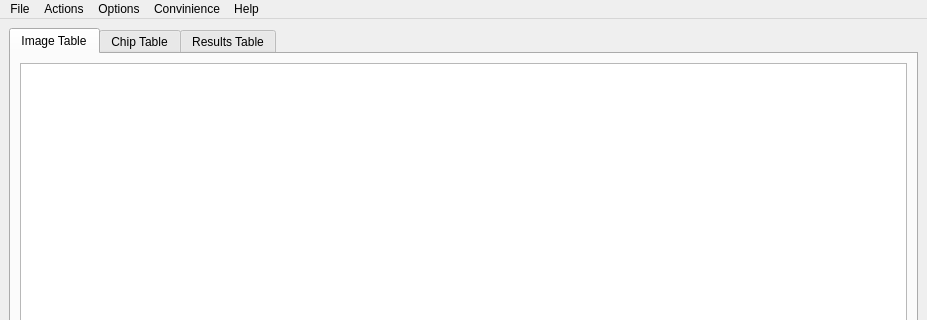
This is front/MainSkel.ui in Erotemic/hotspotter as Qt 5 draws it before an edit; both pictures show x 0 to 927 and y 0 to 320 of the 927 by 573 pixel window. The edited form follows.
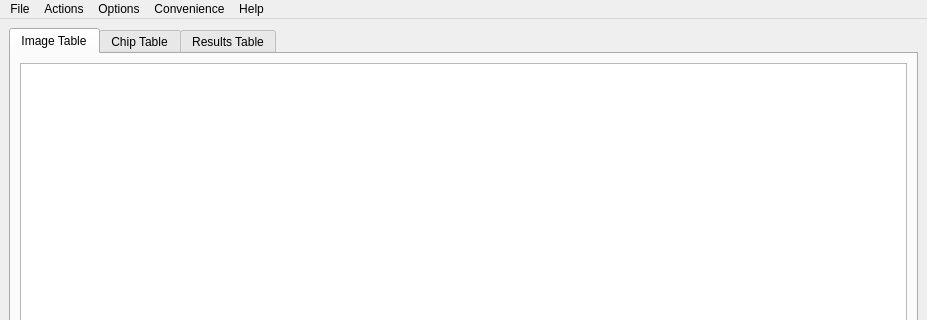
This is the edited form.

The edit to the form file:
```diff
--- a/front/MainSkel.ui
+++ b/front/MainSkel.ui
@@ -198,7 +198,7 @@
    </widget>
    <widget class="QMenu" name="menuView">
     <property name="title">
-     <string>Convinience</string>
+     <string>Convenience</string>
     </property>
     <addaction name="actionConvertImage2Chip"/>
     <addaction name="actionBatch_Change_Name"/>
```
